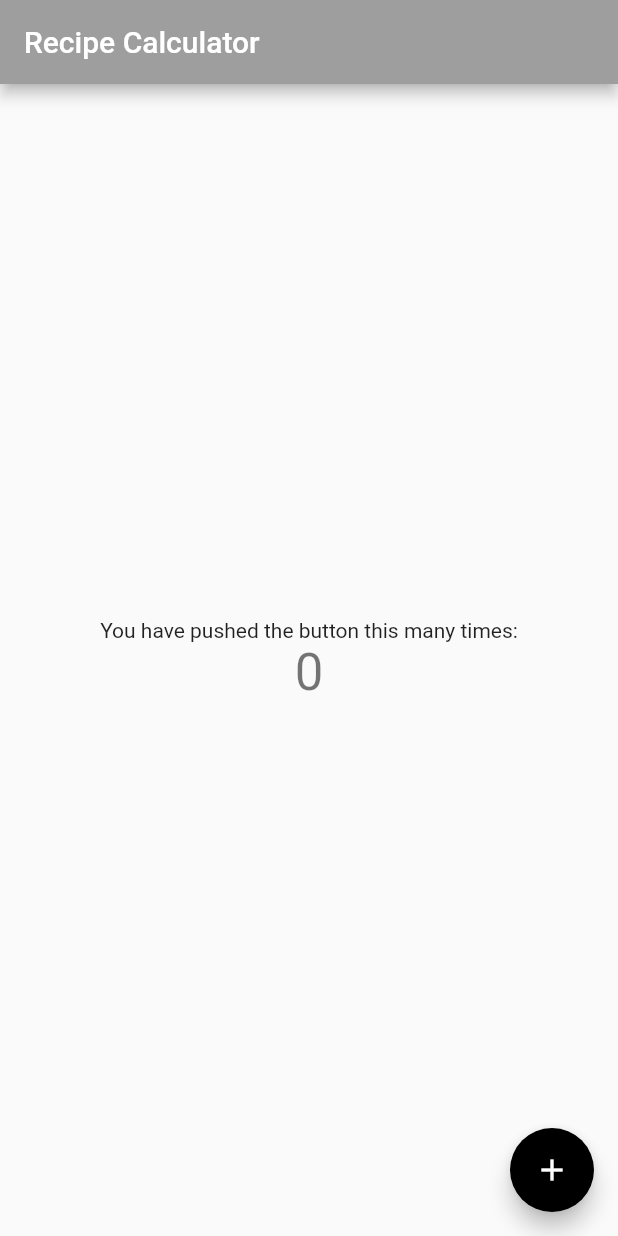
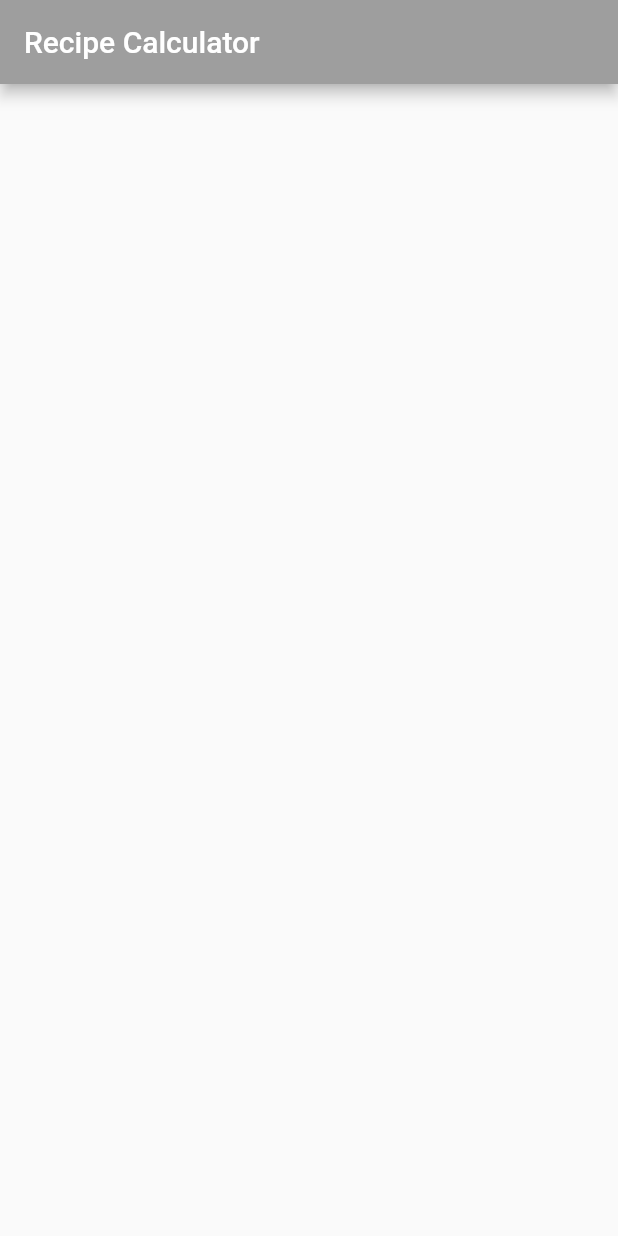
Before and after one commit to eguinosa/recipes-app, a Flutter app: the screen it shows after launch, on a phone screen of 412 x 824 dp. Run offline on Flutter 3.47's test engine with Material 2 defaults, Android fonts, the light colour scheme and no system bars.

Commit message:
Cleaning the initial demo app.

```diff
--- a/lib/main.dart
+++ b/lib/main.dart
@@ -35,15 +35,9 @@ class RecipeApp extends StatelessWidget {
 class MyHomePage extends StatefulWidget {
   const MyHomePage({Key? key, required this.title}) : super(key: key);
 
-  // This widget is the home page of your application. It is stateful, meaning
-  // that it has a State object (defined below) that contains fields that affect
-  // how it looks.
+  // This widget is the home page of your application.
 
-  // This class is the configuration for the state. It holds the values (in this
-  // case the title) provided by the parent (in this case the App widget) and
-  // used by the build method of the State. Fields in a Widget subclass are
-  // always marked "final".
-
+  // Fields in a Widget subclass are always marked "final".
   final String title;
 
   @override
@@ -51,68 +45,23 @@ class MyHomePage extends StatefulWidget {
 }
 
 class _MyHomePageState extends State<MyHomePage> {
-  int _counter = 0;
-
-  void _incrementCounter() {
-    setState(() {
-      // This call to setState tells the Flutter framework that something has
-      // changed in this State, which causes it to rerun the build method below
-      // so that the display can reflect the updated values. If we changed
-      // _counter without calling setState(), then the build method would not be
-      // called again, and so nothing would appear to happen.
-      _counter++;
-    });
-  }
 
   @override
   Widget build(BuildContext context) {
-    // This method is rerun every time setState is called, for instance as done
-    // by the _incrementCounter method above.
-    //
-    // The Flutter framework has been optimized to make rerunning build methods
-    // fast, so that you can just rebuild anything that needs updating rather
-    // than having to individually change instances of widgets.
+    // 1
     return Scaffold(
+      // 2
       appBar: AppBar(
-        // Here we take the value from the MyHomePage object that was created by
-        // the App.build method, and use it to set our appbar title.
         title: Text(widget.title),
       ),
-      body: Center(
-        // Center is a layout widget. It takes a single child and positions it
-        // in the middle of the parent.
-        child: Column(
-          // Column is also a layout widget. It takes a list of children and
-          // arranges them vertically. By default, it sizes itself to fit its
-          // children horizontally, and tries to be as tall as its parent.
-          //
-          // Invoke "debug painting" (press "p" in the console, choose the
-          // "Toggle Debug Paint" action from the Flutter Inspector in Android¡
-          // Studio, or the "Toggle Debug Paint" command in Visual Studio Code)
-          // to see the wireframe for each widget.
-          //
-          // Column has various properties to control how it sizes itself and
-          // how it positions its children. Here we use mainAxisAlignment to
-          // center the children vertically; the main axis here is the vertical
-          // axis because Columns are vertical (the cross axis would be
-          // horizontal).
-          mainAxisAlignment: MainAxisAlignment.center,
-          children: <Widget>[
-            const Text(
-              'You have pushed the button this many times:',
-            ),
-            Text(
-              '$_counter',
-              style: Theme.of(context).textTheme.headline4,
-            ),
-          ],
-        ),
+      // 3
+      body: SafeArea(
+        // TODO: Replace child: Container()
+        // 4
+        child: Container(),
       ),
-      floatingActionButton: FloatingActionButton(
-        onPressed: _incrementCounter,
-        tooltip: 'Increment',
-        child: const Icon(Icons.add),
-      ), // This trailing comma makes auto-formatting nicer for build methods.
     );
   }
+
+  // TODO: Add buildRecipeCard() here
 }
```
